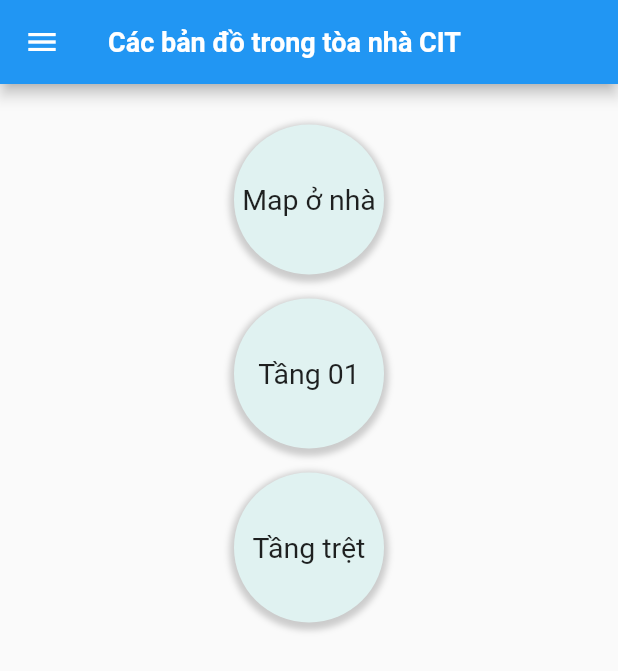
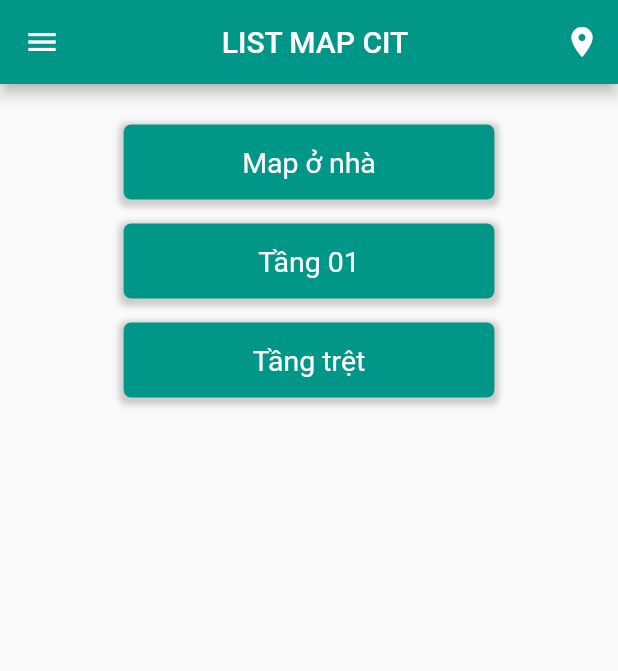
Before and after one commit to thinh-hung/flutter-ips, a Flutter app: the MapChooseScreen screen opened directly, on a phone screen of 412 x 824 dp. Shown: the top 671 px of the screen. Run offline on Flutter 3.47's test engine with Material 2 defaults, Android fonts, the phone set to English and light mode, and no system bars; our stand-ins replace awesome_dialog, cloud_firestore, firebase_core, flutter_blue_plus, get, wakelock; missing offline and left inert: matrix2d, ml_linalg; accounts and stored records are empty.

Commit message:
chinh sua giao dien

```diff
--- a/lib/main.dart
+++ b/lib/main.dart
@@ -209,8 +209,8 @@ class _MyHomePageState extends State<MyHomePage> {
     ];
     return Scaffold(
       appBar: AppBar(
-        title: const Text("Ban Do Tang tren Khoa"),
-        backgroundColor: Colors.blueAccent,
+        title: Center(child: Text("Map Indoor CIT")),
+        backgroundColor: Colors.teal,
         elevation: 0,
         actions: [
           IconButton(
--- a/lib/screens/mapChoose.dart
+++ b/lib/screens/mapChoose.dart
@@ -10,16 +10,16 @@ class MapChooseScreen extends StatelessWidget {
   Widget build(BuildContext context) {
     List<Map> lstOfMaps = [];
     lstOfMaps.add(Map(mapName: 'Map ở nhà'));
-
     lstOfMaps.add(Map(mapName: 'Tầng 01'));
     lstOfMaps.add(Map(mapName: 'Tầng trệt'));
 
     return Scaffold(
         appBar: AppBar(
-          title: const Text(
-            "Các bản đồ trong tòa nhà CIT",
-            style: TextStyle(fontSize: 18.0, fontWeight: FontWeight.bold),
-          ),
+          title: Center(child: Text("LIST MAP CIT")),
+          backgroundColor: Colors.teal,
+          actions: [
+            IconButton(onPressed: (){}, icon: Icon(Icons.location_on),)
+          ],
         ),
         drawer: drawermenu(),
         body: Padding(
@@ -40,16 +40,17 @@ class MapChooseScreen extends StatelessWidget {
                   child: Center(
                     child: Container(
                       alignment: Alignment.center,
-                      width: 100,
-                      height: 100,
+                      width: MediaQuery.of(context).size.width*0.6,
+                      height: 50,
                       child: Text(
                         lstOfMaps[index].mapName,
                         textAlign: TextAlign.center,
-                        style: TextStyle(fontSize: 19),
+                        style: TextStyle(fontSize: 19,color: Colors.white),
                       ),
                       decoration: BoxDecoration(
-                        shape: BoxShape.circle,
-                        color: Color(0xFFe0f2f1),
+                        // shape: BoxShape.circle,
+                        borderRadius: BorderRadius.circular(5.0),
+                        color: Colors.teal,
                         boxShadow: [
                           BoxShadow(
                             color: Colors.grey.withOpacity(0.5),
```
Also changed, not shown: lib/About.dart (added, +34 -0 lines), lib/Drawer.dart (+19 -3 lines), lib/screens/admin/select_map.dart (+21 -6 lines).
